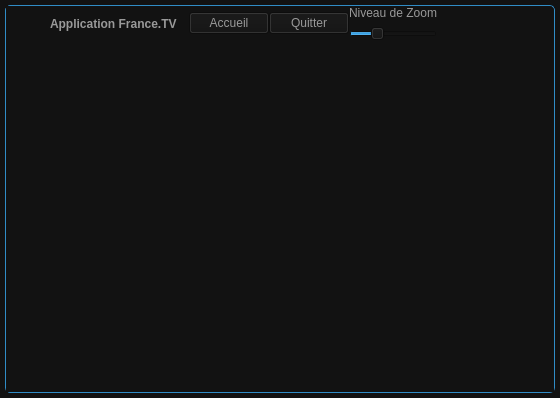
The window that framelesswindow/framelesswindow.ui (Paullux/FranceTV) describes before a commit, drawn with Qt 5.
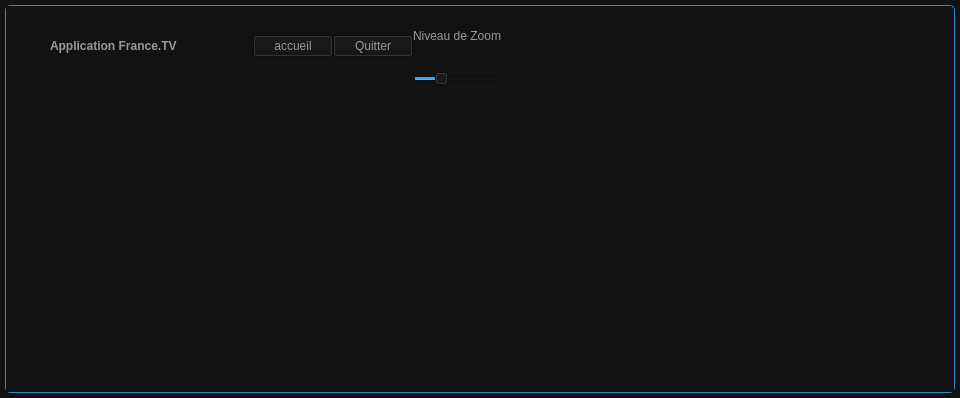
The same window after the commit. Icons and pictures are not drawn. Custom widgets are drawn as their Qt base class.

```diff
--- a/framelesswindow/framelesswindow.ui
+++ b/framelesswindow/framelesswindow.ui
@@ -6,7 +6,7 @@
    <rect>
     <x>0</x>
     <y>0</y>
-    <width>560</width>
+    <width>960</width>
     <height>398</height>
    </rect>
   </property>
@@ -79,7 +79,7 @@
         <property name="styleSheet">
          <string notr="true">#windowTitlebar{border: 0px none palette(base); border-top-left-radius:5px; border-top-right-radius:5px; background-color:#121212; height:20px;}</string>
         </property>
-        <layout class="QHBoxLayout" name="horizontalLayout" stretch="0,0,0,0,0,0,0,0,0,0,0,0">
+        <layout class="QHBoxLayout" name="horizontalLayout" stretch="0,0,0,0,0,0,0,0,0">
          <property name="spacing">
           <number>0</number>
          </property>
@@ -175,7 +175,7 @@
             <string notr="true">color:rgb(153,153,153);background-color:#121212;</string>
            </property>
            <property name="text">
-            <string>Accueil</string>
+            <string>accueil</string>
            </property>
           </widget>
          </item>
@@ -239,7 +239,44 @@
           </spacer>
          </item>
          <item>
+          <layout class="QHBoxLayout" name="horizontalLayout_3">
+           <item>
+            <layout class="QVBoxLayout" name="verticalLayout_8">
+             <item>
+              <layout class="QGridLayout" name="gridLayout">
+               <item row="1" column="0">
+                <spacer name="verticalSpacer">
+                 <property name="orientation">
+                  <enum>Qt::Vertical</enum>
+                 </property>
+                 <property name="sizeHint" stdset="0">
+                  <size>
+                   <width>20</width>
+                   <height>40</height>
+                  </size>
+                 </property>
+                </spacer>
+               </item>
+               <item row="0" column="0">
           <widget class="QToolButton" name="minimizeButton">
+                 <property name="sizePolicy">
+                  <sizepolicy hsizetype="Fixed" vsizetype="Fixed">
+                   <horstretch>0</horstretch>
+                   <verstretch>0</verstretch>
+                  </sizepolicy>
+                 </property>
+                 <property name="minimumSize">
+                  <size>
+                   <width>91</width>
+                   <height>40</height>
+                  </size>
+                 </property>
+                 <property name="maximumSize">
+                  <size>
+                   <width>91</width>
+                   <height>40</height>
+                  </size>
+                 </property>
            <property name="font">
             <font>
              <weight>75</weight>
@@ -267,31 +304,26 @@
            </property>
           </widget>
          </item>
-         <item>
-          <widget class="QToolButton" name="restoreButton">
-           <property name="styleSheet">
-            <string notr="true">#restoreButton{
-  background-color:#121212;
-  border:none;
-  width:16px;
-  height:16px;
-  padding:4px;
-  image:url(:/images/icon_window_restore.png);
-}
-#restoreButton:hover{
-  background-color:palette(alternate-base);
-}
-#restoreButton:pressed{
-  background-color:#121212;
-}</string>
-           </property>
-           <property name="text">
-            <string/>
-           </property>
-          </widget>
-         </item>
-         <item>
+               <item row="0" column="2">
           <widget class="QToolButton" name="maximizeButton">
+                 <property name="sizePolicy">
+                  <sizepolicy hsizetype="Fixed" vsizetype="Fixed">
+                   <horstretch>0</horstretch>
+                   <verstretch>0</verstretch>
+                  </sizepolicy>
+                 </property>
+                 <property name="minimumSize">
+                  <size>
+                   <width>91</width>
+                   <height>40</height>
+                  </size>
+                 </property>
+                 <property name="maximumSize">
+                  <size>
+                   <width>91</width>
+                   <height>40</height>
+                  </size>
+                 </property>
            <property name="styleSheet">
             <string notr="true">#maximizeButton{
   background-color:#121212;
@@ -313,8 +345,79 @@
            </property>
           </widget>
          </item>
-         <item>
+               <item row="0" column="1">
+                <widget class="QToolButton" name="restoreButton">
+                 <property name="sizePolicy">
+                  <sizepolicy hsizetype="Fixed" vsizetype="Fixed">
+                   <horstretch>0</horstretch>
+                   <verstretch>0</verstretch>
+                  </sizepolicy>
+                 </property>
+                 <property name="minimumSize">
+                  <size>
+                   <width>91</width>
+                   <height>40</height>
+                  </size>
+                 </property>
+                 <property name="maximumSize">
+                  <size>
+                   <width>91</width>
+                   <height>40</height>
+                  </size>
+                 </property>
+                 <property name="sizeIncrement">
+                  <size>
+                   <width>80</width>
+                   <height>0</height>
+                  </size>
+                 </property>
+                 <property name="styleSheet">
+                  <string notr="true">#restoreButton{
+  background-color:#121212;
+  border:none;
+  width:16px;
+  height:16px;
+  padding:4px;
+  image:url(:/images/icon_window_restore.png);
+}
+#restoreButton:hover{
+  background-color:palette(alternate-base);
+}
+#restoreButton:pressed{
+  background-color:#121212;
+}</string>
+                 </property>
+                 <property name="text">
+                  <string/>
+                 </property>
+                </widget>
+               </item>
+               <item row="0" column="3">
           <widget class="QToolButton" name="closeButton">
+                 <property name="sizePolicy">
+                  <sizepolicy hsizetype="Expanding" vsizetype="Expanding">
+                   <horstretch>0</horstretch>
+                   <verstretch>0</verstretch>
+                  </sizepolicy>
+                 </property>
+                 <property name="minimumSize">
+                  <size>
+                   <width>91</width>
+                   <height>40</height>
+                  </size>
+                 </property>
+                 <property name="maximumSize">
+                  <size>
+                   <width>91</width>
+                   <height>40</height>
+                  </size>
+                 </property>
+                 <property name="baseSize">
+                  <size>
+                   <width>0</width>
+                   <height>0</height>
+                  </size>
+                 </property>
            <property name="font">
             <font>
              <weight>75</weight>
@@ -338,7 +441,19 @@
   background-color:#121212;
 }</string>
            </property>
-          </widget>
+                 <property name="iconSize">
+                  <size>
+                   <width>24</width>
+                   <height>24</height>
+                  </size>
+                 </property>
+                </widget>
+               </item>
+              </layout>
+             </item>
+            </layout>
+           </item>
+          </layout>
          </item>
         </layout>
        </widget>
```
Left out of the diff: 13 changed lines with no effect on the pictures. Lines whose indentation alone changed are shown as unchanged.
